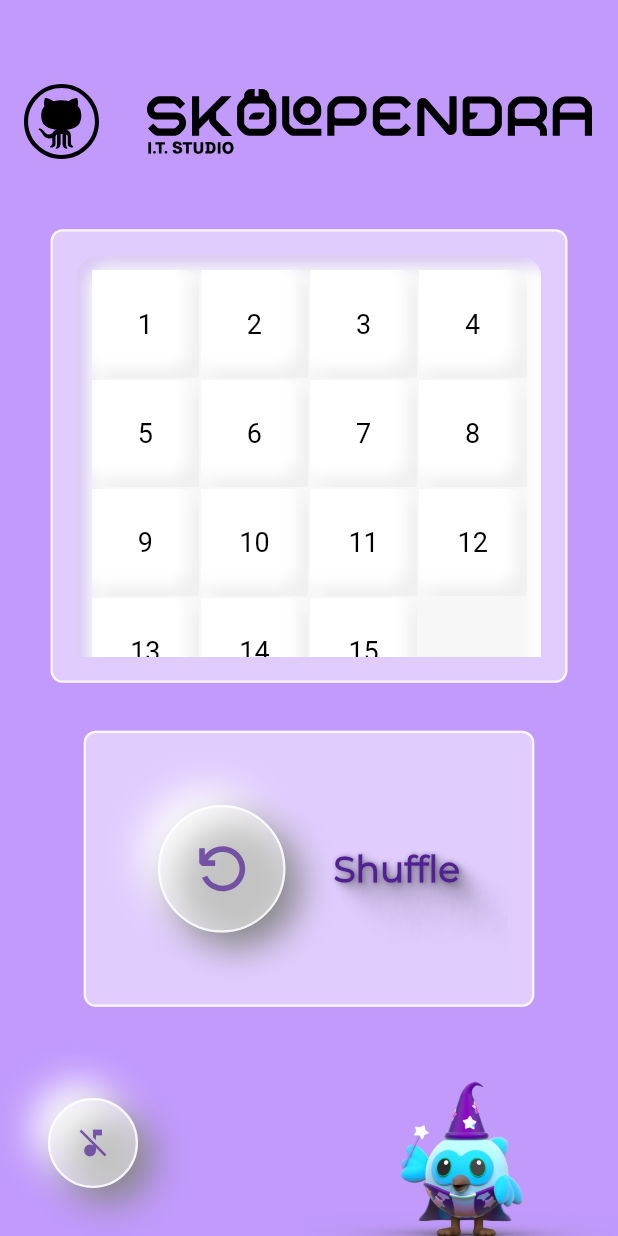
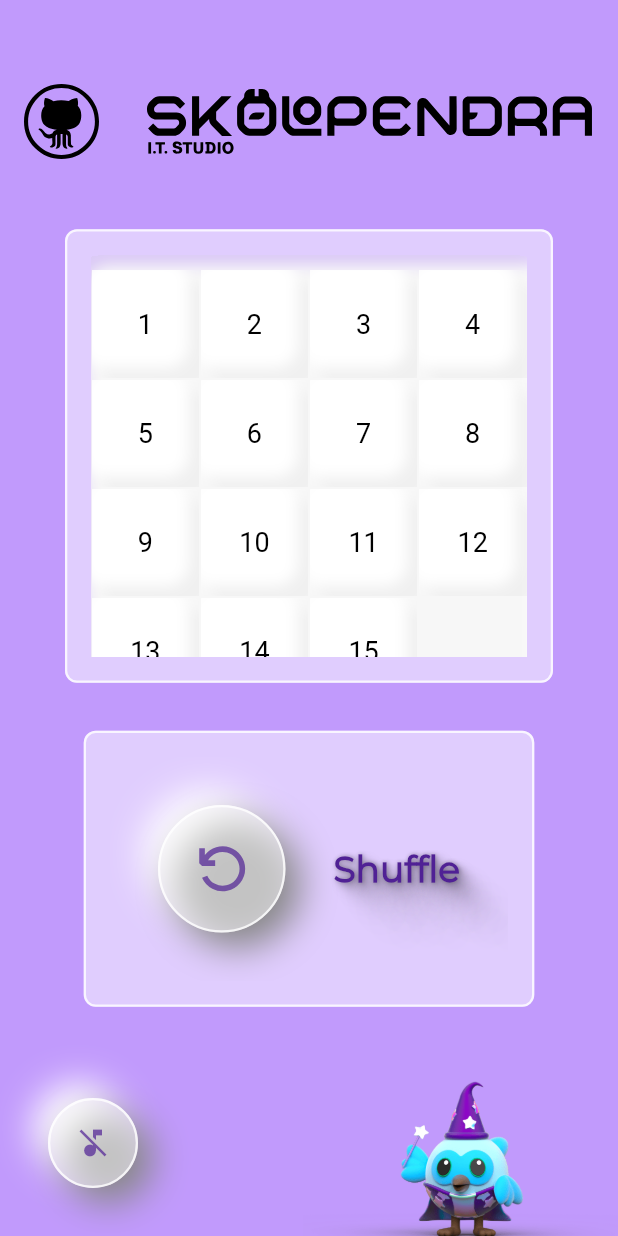
Before and after one commit to artemsivcev/skolo_slide_hack, a Flutter app: the screen it shows after launch, after a tap on "New Game", after a tap on "Play!", on a phone screen of 412 x 824 dp. Run offline on Flutter 3.47's test engine with Material 2 defaults, Android fonts, the phone set to English and light mode, and no system bars; drawn by our look-alikes of animated_background; our stand-ins replace easy_localization, equatable, flutter_mobx, flutter_svg, get_it, image_picker and 3 more; missing offline and left inert: cropperx; generated files the repository leaves out were written again.

Commit message:
game field width fix

```diff
--- a/lib/presentation/screens/puzzle_page.dart
+++ b/lib/presentation/screens/puzzle_page.dart
@@ -71,14 +71,7 @@ class _PuzzlePageState extends State<PuzzlePage> with TickerProviderStateMixin {
   Widget build(BuildContext context) {
     startAnimationState.isFirstScreenEntry = false;
 
-    return Column(
-      mainAxisAlignment: MainAxisAlignment.center,
-      mainAxisSize: MainAxisSize.min,
-      children: [
-        Row(
-          mainAxisAlignment: MainAxisAlignment.center,
-          children: [
-            Observer(
+    return  Observer(
       builder: (context) {
         final showCorrectOrder =
             startAnimationState.needShowCorrectTile;
@@ -163,10 +156,6 @@ class _PuzzlePageState extends State<PuzzlePage> with TickerProviderStateMixin {
               );
             });
       },
-            ),
-          ],
-        ),
-      ],
     );
   }
 }
```
Lines whose indentation alone changed are shown as unchanged.
